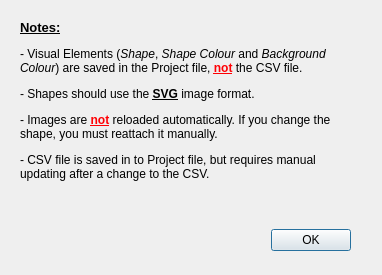
The window that src/instructions.ui (willmh93/SonaeLabelMaker) describes before a commit, drawn with Qt 5.
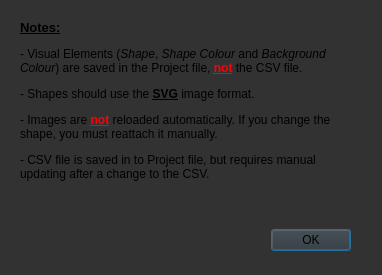
The same window after the commit. Icons and pictures are not drawn.

```diff
--- a/src/instructions.ui
+++ b/src/instructions.ui
@@ -21,9 +21,7 @@
    <bool>false</bool>
   </property>
   <property name="styleSheet">
-   <string notr="true">QFrame {
-    background-color: rgb(50, 50, 50);
-}</string>
+   <string notr="true">background-color: rgb(50, 50, 50);</string>
   </property>
   <property name="modal">
    <bool>true</bool>
```
